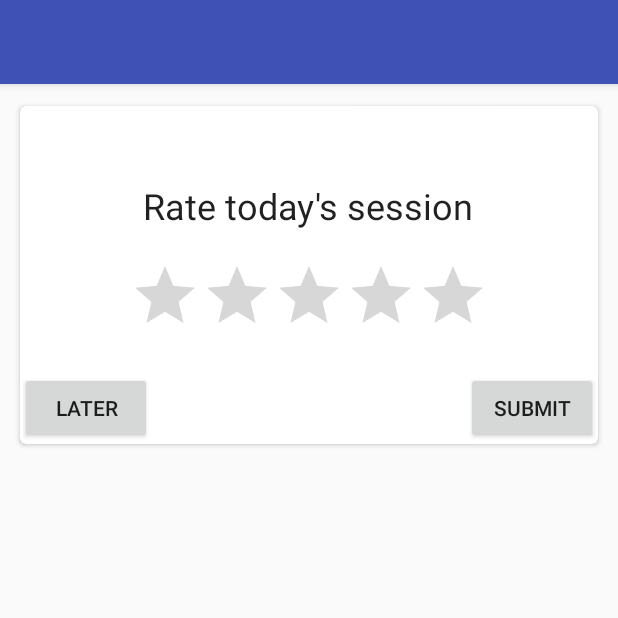
After one commit to hoonqt/ESCProjectGrp10, an Android app: the fragment FeedbackDialog shown on its own in the app's theme, on a phone screen of 412 x 824 dp, the top half of it. The commit adds this screen. Run offline under Robolectric (Android 15) with nearby library versions, the phone set to English and light mode, and no system bars.

Commit message:
Added feedback use case with fake repository

```diff
--- /dev/null
+++ b/app/src/main/java/com/example/cindy/esc_50005/Database/FeedbackRepository.java
@@ -0,0 +1,44 @@
+package com.example.cindy.esc_50005.Database;
+
+import android.support.annotation.NonNull;
+import android.util.Log;
+
+import java.util.ArrayList;
+import java.util.HashMap;
+import java.util.HashSet;
+import java.util.LinkedHashMap;
+import java.util.List;
+import java.util.Map;
+
+/**
+ * Created by tan_j on 5/3/2018.
+ */
+
+public class FeedbackRepository {
+
+    public static final String TAG = "FeedbackRepository";
+
+    private HashMap<String, SessionFeedback> allFeedback;
+
+    public FeedbackRepository() {
+        this.allFeedback = new HashMap<>();
+    }
+
+    public void addFeedbackToSession(Feedback feedback) {
+        String sessionId = feedback.getSessionId();
+        SessionFeedback current;
+        if (allFeedback.containsKey(sessionId)) {
+            current = allFeedback.get(feedback.getSessionId());
+        } else {
+            current = new SessionFeedback();
+        }
+        current.addFeedback(feedback);
+        allFeedback.put(feedback.getSessionId(), current);
+        Log.i(TAG,"addfeedbacktosession");
+    }
+
+    private SessionFeedback getSessionFeedbackFromSessionId(String sessionId) {
+        Log.i(TAG,"getsessionfeedback");
+        return allFeedback.get(sessionId);
+    }
+}
--- /dev/null
+++ b/app/src/main/java/com/example/cindy/esc_50005/UI/Base/BaseViewTwo.java
@@ -0,0 +1,11 @@
+package com.example.cindy.esc_50005.UI.Base;
+
+/**
+ * Created by tan_j on 5/3/2018.
+ */
+
+public interface BaseViewTwo<T> {
+
+    void setPresenter(T presenter);
+
+}
--- /dev/null
+++ b/app/src/main/java/com/example/cindy/esc_50005/UI/Session/feedback/FeedbackContract.java
@@ -0,0 +1,26 @@
+package com.example.cindy.esc_50005.UI.Session.feedback;
+
+import com.example.cindy.esc_50005.UI.Base.BasePresenter;
+import com.example.cindy.esc_50005.UI.Base.BaseViewTwo;
+
+/**
+ * Created by tan_j on 5/3/2018.
+ */
+
+public interface FeedbackContract {
+    interface View extends BaseViewTwo<Presenter> {
+        void showRatingMessageView();
+
+        void hideSubmitButton();
+
+        void showFeedbackSubmitted();
+
+        void dismissDialog();
+    }
+
+    interface Presenter extends BasePresenter {
+        void onRatingSubmitted(float rating, String message);
+
+        void onLaterClicked();
+    }
+}
--- /dev/null
+++ b/app/src/main/java/com/example/cindy/esc_50005/UI/Session/feedback/FeedbackDialog.java
@@ -0,0 +1,98 @@
+package com.example.cindy.esc_50005.UI.Session.feedback;
+
+import android.app.DialogFragment;
+import android.graphics.PorterDuff;
+import android.graphics.drawable.LayerDrawable;
+import android.os.Bundle;
+import android.support.v4.content.ContextCompat;
+import android.util.Log;
+import android.view.LayoutInflater;
+import android.view.View;
+import android.view.ViewGroup;
+import android.widget.Button;
+import android.widget.EditText;
+import android.widget.RatingBar;
+import android.widget.Toast;
+
+import com.example.cindy.esc_50005.R;
+
+/**
+ * Created by tan_j on 5/3/2018.
+ */
+
+public class FeedbackDialog extends DialogFragment implements FeedbackContract.View {
+
+    private static final String TAG = "FeedbackDialog";
+
+    FeedbackContract.Presenter mPresenter;
+
+    RatingBar mRatingBar;
+    EditText mMessage;
+    View mRatingMessageView;
+    Button mSubmitButton;
+
+    public static FeedbackDialog newInstance() {
+        FeedbackDialog fragment = new FeedbackDialog();
+        Bundle bundle = new Bundle();
+        fragment.setArguments(bundle);
+        return fragment;
+    }
+
+    public FeedbackDialog() {
+    }
+
+    @Override
+    public View onCreateView(LayoutInflater inflater, ViewGroup container,
+                             Bundle savedInstanceState) {
+
+        View view = inflater.inflate(R.layout.dialog_rating, container, false);
+
+        mSubmitButton = (Button) view.findViewById(R.id.btn_submit);
+        mRatingMessageView = view.findViewById(R.id.view_rating_message);
+        mMessage = (EditText) view.findViewById(R.id.et_message);
+        mRatingBar = (RatingBar) view.findViewById(R.id.rating_bar_feedback);
+        mPresenter = new FeedbackPresenter(this);
+
+        mSubmitButton.setOnClickListener(new View.OnClickListener() {
+            @Override
+            public void onClick(View v) {
+                mPresenter.onRatingSubmitted(mRatingBar.getRating(), "");
+//                mPresenter.onRatingSubmitted(mRatingBar.getRating(), mMessage.getText().toString());
+            }
+        });
+
+        return view;
+    }
+
+    @Override
+    public void showRatingMessageView() {
+        mRatingMessageView.setVisibility(View.VISIBLE);
+    }
+
+    void onLaterClick() {
+        mPresenter.onLaterClicked();
+    }
+
+    @Override
+    public void dismissDialog() {
+        dismiss();
+    }
+
+    @Override
+    public void hideSubmitButton() {
+        mSubmitButton.setVisibility(View.GONE);
+    }
+
+    @Override
+    public void showFeedbackSubmitted() {
+        Toast.makeText(getActivity().getApplicationContext(),"feedback is submitted",
+                Toast.LENGTH_SHORT).show();
+    }
+
+    @Override
+    public void setPresenter(FeedbackContract.Presenter presenter) {
+        mPresenter = presenter;
+    }
+
+
+}
--- /dev/null
+++ b/app/src/main/java/com/example/cindy/esc_50005/UI/Session/feedback/FeedbackPresenter.java
@@ -0,0 +1,75 @@
+package com.example.cindy.esc_50005.UI.Session.feedback;
+
+import com.example.cindy.esc_50005.Database.Feedback;
+import com.example.cindy.esc_50005.Database.FeedbackRepository;
+
+import static com.google.common.base.Preconditions.checkNotNull;
+
+/**
+ * Created by tan_j on 5/3/2018.
+ */
+
+public class FeedbackPresenter implements FeedbackContract.Presenter {
+
+    public static final String TAG = "FeedbackPresenter";
+
+    private final FeedbackRepository mFeedbackRepository;
+
+    private final FeedbackContract.View mFeedbackView;
+
+//    public FeedbackPresenter(@NonNull FeedbackRepository feedbackRepository,
+//                             @NonNull FeedbackContract.View feedbackView) {
+//        mFeedbackRepository = checkNotNull(feedbackRepository, "tasksRepository cannot be null");;
+//        mFeedbackView = checkNotNull(feedbackView, "tasksView cannot be null!");;
+//        mFeedbackView.setPresenter(this);
+//    }
+
+    public FeedbackPresenter(FeedbackContract.View view) {
+        mFeedbackRepository = new FeedbackRepository();
+        mFeedbackView = view;
+        mFeedbackView.setPresenter(this);
+    }
+
+    @Override
+    public void start() {
+    }
+
+    @Override
+    public void onRatingSubmitted(float rating, String message) {
+
+//        if (rating == 0) {
+//            mRatingView.showMessage();
+//            return;
+//        }
+
+//        if (!isRatingSecondaryActionShown) {
+//            if (rating == 5) {
+//                getMvpView().showPlayStoreRatingView();
+//                getMvpView().hideSubmitButton();
+//                getMvpView().disableRatingStars();
+//            } else {
+//                getMvpView().showRatingMessageView();
+//            }
+//            isRatingSecondaryActionShown = true;
+//            return;
+//        }
+
+//        getMvpView().showMessage(R.string.rating_thanks);
+
+        sendRatingDataToServerInBackground(rating);
+        mFeedbackView.dismissDialog();
+
+    }
+
+    private void sendRatingDataToServerInBackground(float rating) {
+
+        Feedback newFeedback = new Feedback("12345", rating, "empty comment", "empty author");
+        mFeedbackRepository.addFeedbackToSession(newFeedback);
+        mFeedbackView.showFeedbackSubmitted();
+    }
+
+    @Override
+    public void onLaterClicked() {
+        mFeedbackView.dismissDialog();
+    }
+}
--- /dev/null
+++ b/app/src/main/res/layout/dialog_rating.xml
@@ -0,0 +1,103 @@
+<?xml version="1.0" encoding="utf-8"?>
+<RelativeLayout xmlns:android="http://schemas.android.com/apk/res/android"
+    xmlns:app="http://schemas.android.com/apk/res-auto"
+    xmlns:tools="http://schemas.android.com/tools"
+    android:layout_width="match_parent"
+    android:layout_height="wrap_content">
+
+    <android.support.v7.widget.CardView
+        android:layout_width="match_parent"
+        android:layout_height="wrap_content"
+        android:layout_margin="10dp"
+        app:cardCornerRadius="4dp"
+        app:cardUseCompatPadding="true">
+
+        <LinearLayout
+            android:layout_width="match_parent"
+            android:layout_height="wrap_content"
+            android:orientation="vertical"
+            android:paddingBottom="65dp"
+            android:paddingLeft="16dp"
+            android:paddingRight="16dp"
+            android:paddingTop="30dp">
+
+
+            <TextView
+                android:layout_width="wrap_content"
+                android:layout_height="wrap_content"
+                android:layout_gravity="center"
+                android:layout_marginTop="20dp"
+                android:textAppearance="@style/TextAppearance.AppCompat.Headline"
+                android:text="@string/rating_title" />
+
+            <RatingBar
+                android:id="@+id/rating_bar_feedback"
+                android:layout_width="wrap_content"
+                android:layout_height="wrap_content"
+                android:layout_gravity="center"
+                android:layout_marginTop="20dp"
+                android:numStars="5"
+                android:stepSize="1"
+                tools:rating="3" />
+
+            <RelativeLayout
+                android:layout_width="match_parent"
+                android:layout_height="wrap_content">
+
+                <LinearLayout
+                    android:id="@+id/view_rating_message"
+                    android:layout_width="match_parent"
+                    android:layout_height="wrap_content"
+                    android:orientation="vertical"
+                    android:visibility="gone">
+
+                    <TextView
+                        android:textAppearance="@style/TextAppearance.AppCompat.Headline"
+                        android:layout_width="wrap_content"
+                        android:layout_height="wrap_content"
+                        android:layout_gravity="start"
+                        android:layout_marginTop="20dp"
+                        android:gravity="center"
+                        android:text="@string/rating_message"
+                        android:textSize="18sp" />
+
+                    <EditText
+                        android:id="@+id/et_message"
+                        android:layout_width="match_parent"
+                        android:layout_height="wrap_content"
+                        android:layout_marginTop="10dp"
+                        android:gravity="start|top"
+                        android:inputType="textMultiLine"
+                        android:lines="4"
+                        android:maxLines="20"
+                        android:padding="5dp" />
+                </LinearLayout>
+            </RelativeLayout>
+
+        </LinearLayout>
+
+        <RelativeLayout
+            android:layout_width="match_parent"
+            android:layout_height="wrap_content"
+            android:layout_gravity="bottom"
+            android:layout_marginTop="20dp">
+
+            <Button
+                android:id="@+id/btn_later"
+                android:layout_width="wrap_content"
+                android:layout_height="wrap_content"
+                android:layout_alignParentLeft="true"
+                android:layout_alignParentStart="true"
+                android:layout_alignParentTop="true"
+                android:text="Later" />
+
+            <Button
+                android:id="@+id/btn_submit"
+                android:layout_width="wrap_content"
+                android:layout_height="wrap_content"
+                android:layout_alignParentRight="true"
+                android:text="Submit" />
+        </RelativeLayout>
+    </android.support.v7.widget.CardView>
+
+</RelativeLayout>
--- a/app/src/main/res/values/colors.xml
+++ b/app/src/main/res/values/colors.xml
@@ -3,4 +3,6 @@
     <color name="colorPrimary">#3F51B5</color>
     <color name="colorPrimaryDark">#303F9F</color>
     <color name="colorAccent">#FF4081</color>
+    <color name="yellow">#FFFF00</color>
+    <color name="grey">#DDDDDD</color>
 </resources>
--- a/app/src/main/res/values/strings.xml
+++ b/app/src/main/res/values/strings.xml
@@ -16,5 +16,7 @@
     <string name="error_invalid_password">This password is too short</string>
     <string name="error_incorrect_password">This password is incorrect</string>
     <string name="error_field_required">This field is required</string>
+    <string name="rating_title">Rate today\'s session</string>
+    <string name="rating_message">Any feedback?</string>
 
 </resources>
```
Also changed, not shown: app/src/main/AndroidManifest.xml (+4 -5 lines), app/src/main/java/com/example/cindy/esc_50005/Database/Feedback.java (added, +51 -0 lines), app/src/main/java/com/example/cindy/esc_50005/Database/SessionFeedback.java (added, +25 -0 lines), app/src/main/java/com/example/cindy/esc_50005/UI/Session/SessionActivity.java (+8 -9 lines).
